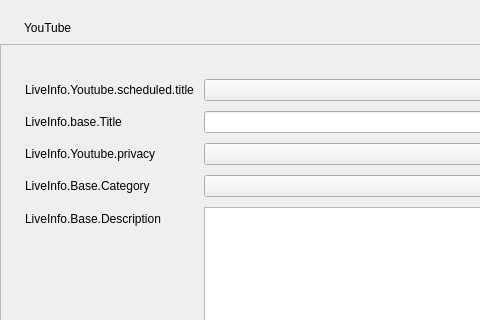
Qt form src/prism-live-studio/PRISMLiveStudio/prism-ui/PLSPlatformApi/youtube/PLSLiveInfoYoutube.ui (naver/prism-live-studio) before a commit; both pictures show x 0 to 480 and y 0 to 320 of the 1268 by 521 pixel window.
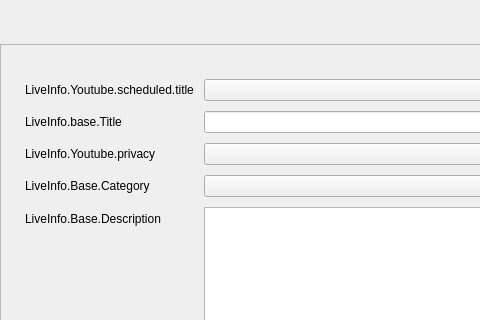
The same form after that commit. Custom widgets are drawn as their Qt base class.

The edit to the form file:
```diff
--- a/src/prism-live-studio/PRISMLiveStudio/prism-ui/PLSPlatformApi/youtube/PLSLiveInfoYoutube.ui
+++ b/src/prism-live-studio/PRISMLiveStudio/prism-ui/PLSPlatformApi/youtube/PLSLiveInfoYoutube.ui
@@ -48,11 +48,7 @@
        <number>6</number>
       </property>
       <item>
-       <widget class="QLabel" name="titleLabel">
-        <property name="text">
-         <string>YouTube</string>
-        </property>
-       </widget>
+       <widget class="PLSLiveInfoDualWidget" name="dualWidget" native="true"/>
       </item>
       <item>
        <spacer name="horizontalSpacer_5">
@@ -551,9 +547,10 @@
    <header>PLSEdit.h</header>
   </customwidget>
   <customwidget>
-   <class>PLSHelpIcon</class>
-   <extends>QLabel</extends>
-   <header>PLSLabel.h</header>
+   <class>PLSLiveInfoDualWidget</class>
+   <extends>QWidget</extends>
+   <header>PLSLiveInfoBase.h</header>
+   <container>1</container>
   </customwidget>
  </customwidgets>
  <resources/>
```
